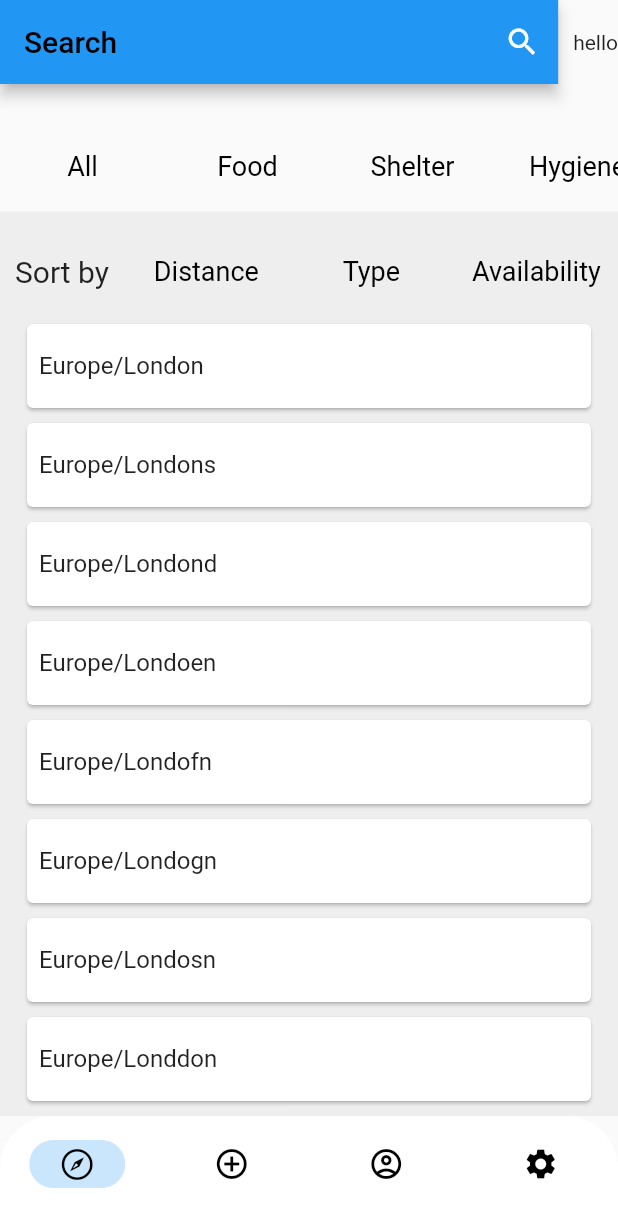
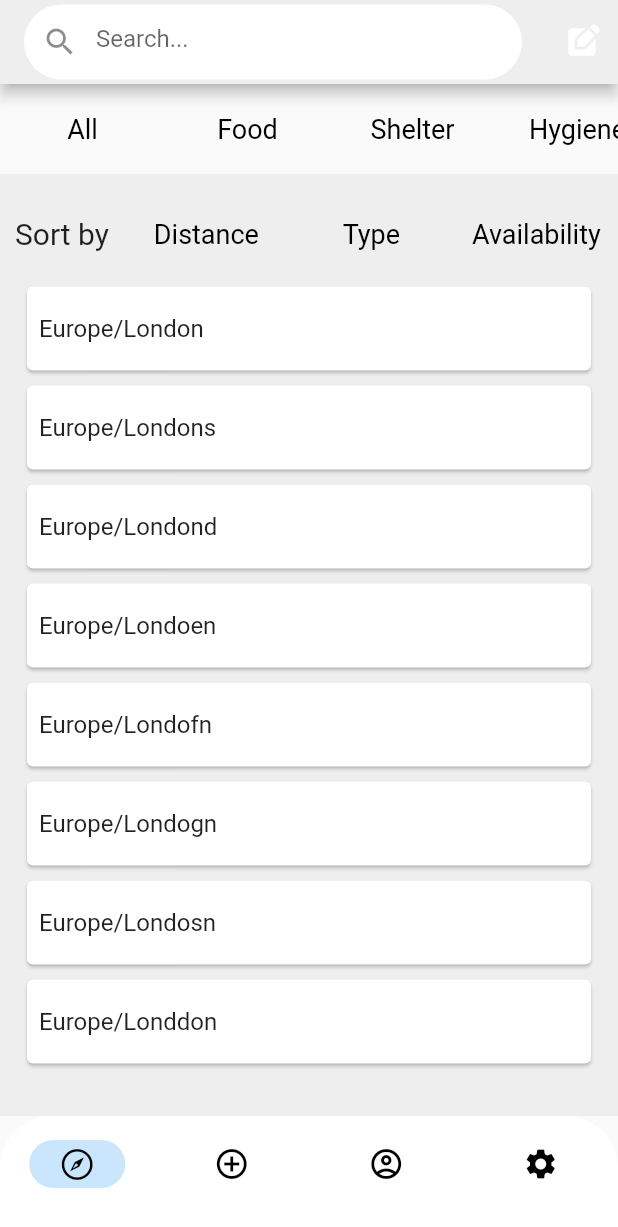
Before and after one commit to storm1486/wyam_app, a Flutter app: the screen it shows after launch, on a phone screen of 412 x 824 dp. Shown: the top 1227 px of the screen. Run offline on Flutter 3.47's test engine with Material 2 defaults, Android fonts, the phone set to English and light mode, and no system bars.

Commit message:
Updated Search Bar to the desired look, functionality needs to be updated to the ideal usage.

```diff
--- a/lib/pages/home.dart
+++ b/lib/pages/home.dart
@@ -19,10 +19,7 @@ class _HomeState extends State<Home> {
         body: Column(
             mainAxisAlignment: MainAxisAlignment.start,
             children: [
-              SafeArea(
-                  child: Search()
-              ),
-               SizedBox(height: 25.0),
+               Search(),
               // scroller feature
                HorizontalScroller(
                  items: [
--- a/lib/services/searchBar.dart
+++ b/lib/services/searchBar.dart
@@ -10,30 +10,49 @@ class Search extends StatefulWidget {
 class _SearchState extends State<Search> {
   @override
   Widget build(BuildContext context) {
-    return Row(
-      children: [
-        Expanded(
-          child: Padding(
-            padding: const EdgeInsets.fromLTRB(0, 0, 10, 0),
-            child: AppBar(
-                  backgroundColor: Colors.blue,
-                  title:  const Text('Search', style: TextStyle(color: Colors.black),),
-                  actions: [
-                      IconButton(
-                        icon: const Icon(Icons.search),
-                        onPressed: () {
-                          showSearch(
-                              context: context,
-                              delegate: MySearchDelegate()
-                          );
-                        },
-                      ),
-                  ],
+    return AppBar(
+      backgroundColor: Colors.grey[200],
+      title: Container(
+        width: double.infinity,
+        height: 50.0,
+        decoration: BoxDecoration(
+          color: Colors.white,
+          borderRadius: BorderRadius.circular(40),
+        ),
+        child: Center(
+          child: TextField(
+            readOnly: true,
+            onTap: () {
+              showSearch(
+                  context: context,
+                  delegate: MySearchDelegate(),
+              );
+            },
+            decoration: const InputDecoration(
+                prefixIcon: Icon(Icons.search),
+                hintText: 'Search...',
+                border: InputBorder.none
             ),
           ),
         ),
-        Text('hello')
+      ),
+      actions: [
+        IconButton(
+          icon: const Icon(Icons.edit_square),
+          onPressed: () {},
+        ),
       ],
+      // actions: [
+      //     IconButton(
+      //       icon: const Icon(Icons.search),
+      //       onPressed: () {
+      //         showSearch(
+      //             context: context,
+      //             delegate: MySearchDelegate()
+      //         );
+      //       },
+      //     ),
+      // ],
     );
   }
 }
```
Also changed, not shown: 3 other files.
